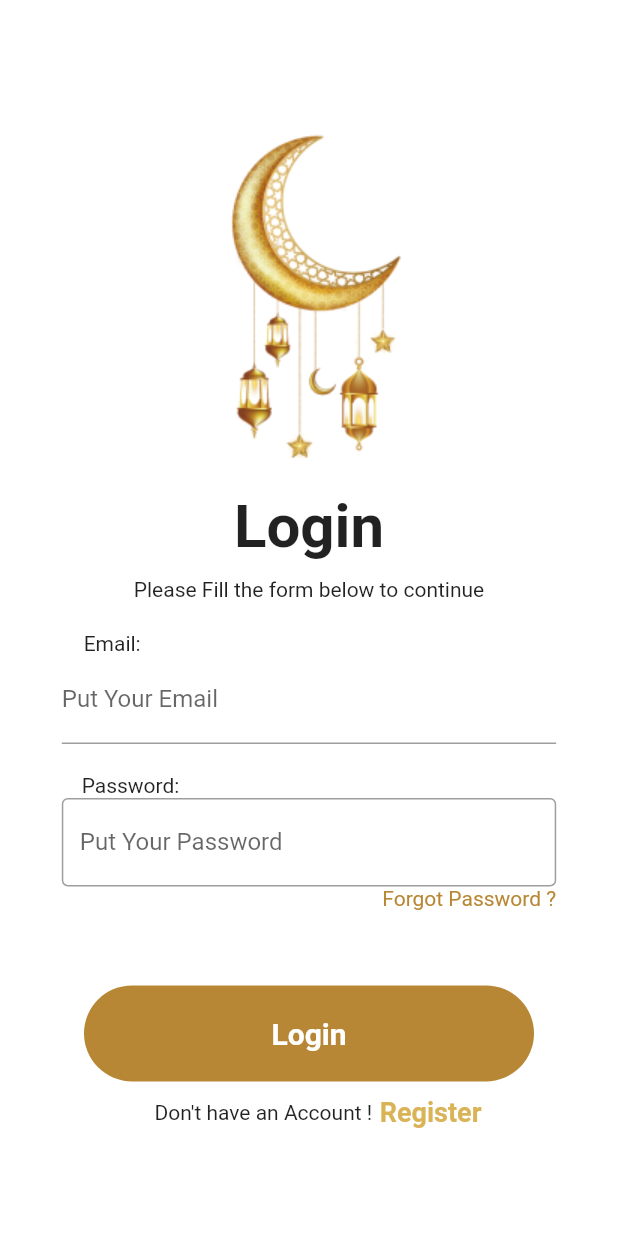
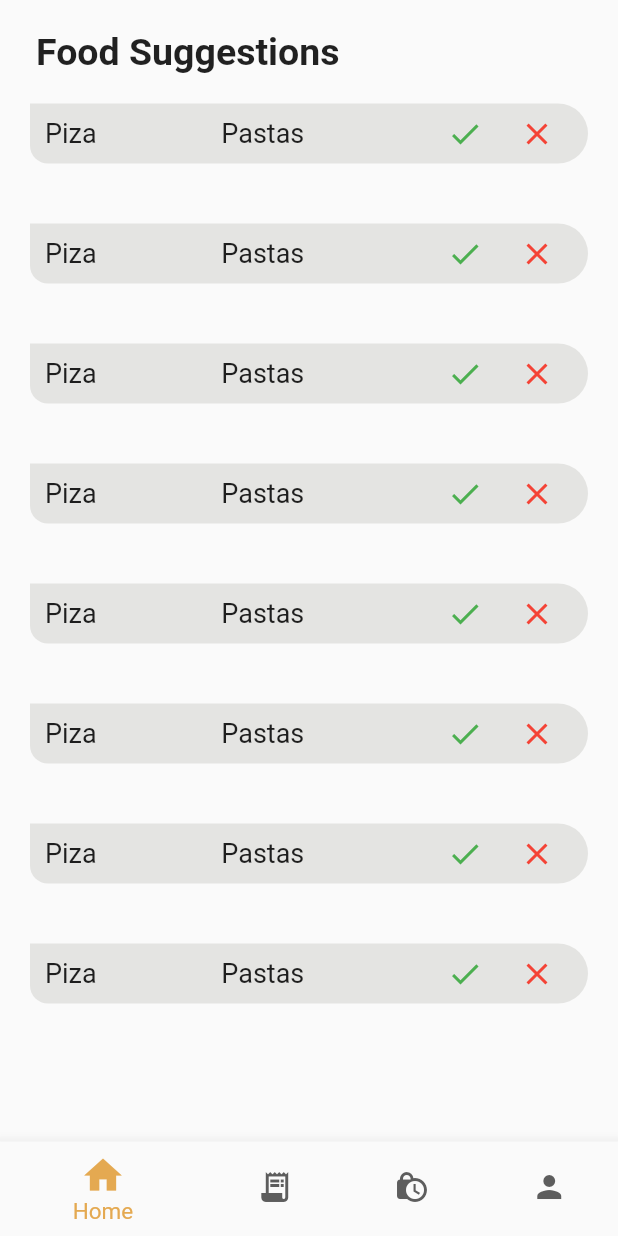
Before and after one commit to l-raouf/debug-entity, a Flutter app: the screen it shows after launch, on a phone screen of 412 x 824 dp. Run offline on Flutter 3.47's test engine with Material 2 defaults, Android fonts, the phone set to English and light mode, and no system bars; our stand-ins replace cloud_firestore, firebase_auth, firebase_core, firebase_storage, fluttertoast, hexcolor and 2 more; accounts and stored records are empty; project files that could hold a hidden picture were left out.

Commit message:
all admin pages

```diff
--- a/lib/main.dart
+++ b/lib/main.dart
@@ -1,8 +1,9 @@
-
+import 'package:debug_entity/pages/AdminDashboard/AdminDashboard.dart';
+import 'package:debug_entity/pages/AdminFoodValidation/FoodValidation.dart';
 import 'package:debug_entity/pages/SignIn/SignInP.dart';
+import 'package:debug_entity/pages/leaderboard/LeaderBoard.dart';
 import 'package:firebase_core/firebase_core.dart';
 import 'package:flutter/material.dart';
-
 
 Future<void> main() async {
   //You need to init Firebase first then lunch the app!
@@ -10,7 +11,7 @@ Future<void> main() async {
   await Firebase.initializeApp();
   runApp(MaterialApp(
     debugShowCheckedModeBanner: false,
-    home: SignInP(),
+    home: FoodValidation(),
   ));
 /*
 import 'package:debug_entity/pages/Profile/ProfileP.dart';
--- /dev/null
+++ b/lib/pages/AdminFoodValidation/FoodValidation.dart
@@ -0,0 +1,109 @@
+import 'package:flutter/material.dart';
+
+class FoodValidation extends StatefulWidget {
+  const FoodValidation({Key? key}) : super(key: key);
+
+  @override
+  _FoodValidationState createState() => _FoodValidationState();
+}
+
+class _FoodValidationState extends State<FoodValidation> {
+  @override
+  Widget build(BuildContext context) {
+    var screenSize = MediaQuery.of(context).size;
+    return Scaffold(
+        bottomNavigationBar: BottomNavigationBar(
+            selectedFontSize: 15,
+            selectedItemColor: Color.fromARGB(255, 228, 169, 81),
+            selectedIconTheme: IconThemeData(size: 30),
+            unselectedItemColor: Color.fromARGB(255, 93, 93, 93),
+            onTap: (index) {
+              setState(() {});
+            },
+            backgroundColor: Color.fromARGB(255, 9, 12, 13),
+            items: const [
+              BottomNavigationBarItem(
+                icon: Icon(Icons.home),
+                label: 'Home',
+              ),
+              BottomNavigationBarItem(
+                icon: Icon(Icons.receipt_long),
+                label: 'Receip',
+              ),
+              BottomNavigationBarItem(
+                icon: Icon(Icons.lock_clock),
+                label: 'Tasks',
+              ),
+              BottomNavigationBarItem(
+                icon: Icon(Icons.person),
+                label: 'Profile',
+              ),
+            ]),
+        body: SafeArea(
+            child: Container(
+          width: screenSize.width,
+          height: screenSize.height * 0.88,
+          child: Column(children: [
+            Container(
+              margin: EdgeInsets.only(left: 24, top: 20),
+              width: screenSize.width,
+              child: Text(
+                'Food Suggestions',
+                style: TextStyle(fontSize: 25, fontWeight: FontWeight.w700),
+              ),
+            ),
+            SingleChildScrollView(
+                physics: BouncingScrollPhysics(),
+                child: Container(
+                  width: screenSize.width,
+                  height: screenSize.height * 0.79,
+                  child: ListView.builder(
+                      physics: BouncingScrollPhysics(),
+                      itemCount: 19,
+                      itemBuilder: (context, index) {
+                        return Container(
+                          width: screenSize.width,
+                          decoration: BoxDecoration(
+                              borderRadius: BorderRadius.only(
+                                  bottomRight: Radius.circular(25),
+                                  bottomLeft: Radius.circular(15),
+                                  topRight: Radius.circular(25)),
+                              color: Color.fromARGB(255, 228, 228, 226)),
+                          height: 40,
+                          margin: EdgeInsets.all(20),
+                          child: Row(
+                              mainAxisAlignment: MainAxisAlignment.spaceBetween,
+                              children: [
+                                Container(
+                                  margin: EdgeInsets.only(left: 10),
+                                  child: Text('Piza',
+                                      style: TextStyle(fontSize: 18)),
+                                ),
+                                Container(
+                                    child: Text(
+                                  'Pastas',
+                                  style: TextStyle(fontSize: 18),
+                                )),
+                                Container(
+                                  margin: EdgeInsets.only(right: 10),
+                                  child: Row(children: [
+                                    IconButton(
+                                      onPressed: () {},
+                                      icon: Icon(Icons.done),
+                                      color: Colors.green,
+                                    ),
+                                    IconButton(
+                                      onPressed: () {},
+                                      icon: Icon(Icons.close),
+                                      color: Colors.red,
+                                    ),
+                                  ]),
+                                )
+                              ]),
+                        );
+                      }),
+                ))
+          ]),
+        )));
+  }
+}
```
Also changed, not shown: lib/pages/AdminDashboard/AdminDashboard.dart (added, +306 -0 lines), lib/pages/Register/RegisterP.dart (renamed from lib/pages/register/RegisterP.dart, +29 -20 lines), lib/pages/SignIn/SignInP.dart (renamed from lib/pages/signIn/SignInP.dart, +16 -15 lines), lib/pages/botnavbar/HomeP.dart (+8 -3 lines), assets/admindashboard.png (added), assets/graphe.png (added), lib/pages/Task/FoodP.dart (renamed from lib/pages/task/FoodP.dart).
